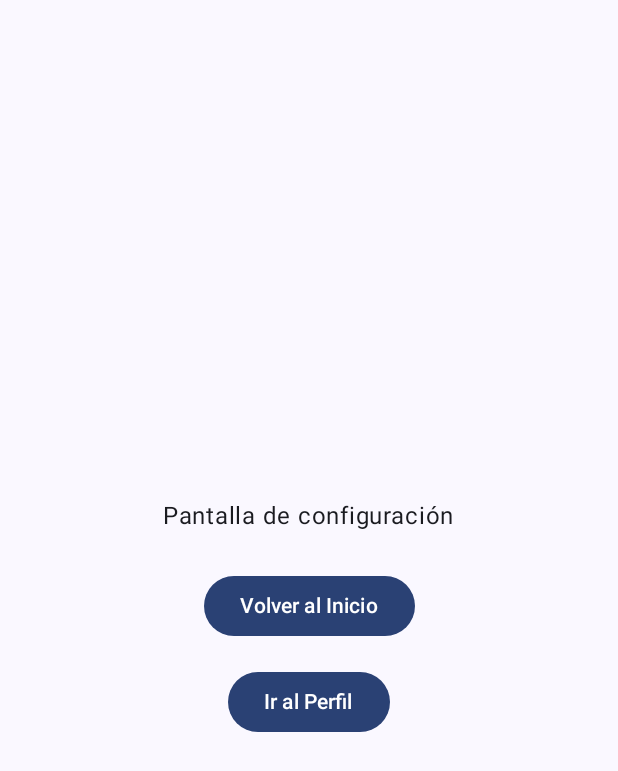
After one commit to DiegoLeonDuoc/App-Movil, an Android app built with Jetpack Compose: the ExplorarScreen screen opened through its navigation route, on a phone screen of 412 x 824 dp. The commit adds this screen. Shown: the top 771 px of the screen. Run offline under Robolectric (Android 15) with nearby library versions, the phone set to English and light mode, and no system bars.

Commit message:
Add BottomBar | Temp Explorar Screen

```diff
--- a/app/src/main/java/com/example/teamusic_grupo11/navigation/AppNavigation.kt
+++ b/app/src/main/java/com/example/teamusic_grupo11/navigation/AppNavigation.kt
@@ -9,6 +9,7 @@ import androidx.lifecycle.viewmodel.compose.viewModel
 import androidx.navigation.compose.NavHost
 import androidx.navigation.compose.composable
 import androidx.navigation.compose.rememberNavController
+import com.example.teamusic_grupo11.ui.screens.ExplorarScreen
 import com.example.teamusic_grupo11.ui.screens.HomeScreen
 import com.example.teamusic_grupo11.ui.screens.ProfileScreen
 import com.example.teamusic_grupo11.ui.screens.RegistroScreen
@@ -72,5 +73,8 @@ fun AppNavigation() {
         composable(Screen.Registro.route) {
             RegistroScreen(navController,usuarioViewModel)
         }
+        composable(Screen.Explore.route) {
+            ExplorarScreen(navController, viewModel = viewModel)
+        }
     }
 }
--- a/app/src/main/java/com/example/teamusic_grupo11/navigation/Screen.kt
+++ b/app/src/main/java/com/example/teamusic_grupo11/navigation/Screen.kt
@@ -8,16 +8,18 @@ sealed class Screen(val route: String) {
     // Si usas una versión anterior de Kotlin, usa 'object' en su lugar.
 
     // Representa la ruta a la pantalla de Inicio.
-    data object Home : Screen(route = "home_page")
+    data object Home : Screen(route = "home")
 
     // Representa la ruta a la pantalla de Configuración.
-    data object Profile : Screen(route = "profile_page")
+    data object Profile : Screen(route = "profile")
 
-    data object Settings : Screen(route = "settings_page")
+    data object Settings : Screen(route = "settings")
 
-    data object Resumen : Screen(route = "resumen_page")
+    data object Explore : Screen(route = "explorar")
 
-    data object Registro : Screen(route = "registro_page")
+    data object Resumen : Screen(route = "resumen")
+
+    data object Registro : Screen(route = "registro ")
 
     // Ejemplos de Rutas con Argumentos (No usados en este ejercicio, pero importante)
     // Usamos 'data class' para encapsular los argumentos.
--- /dev/null
+++ b/app/src/main/java/com/example/teamusic_grupo11/ui/components/BottomBar.kt
@@ -0,0 +1,65 @@
+package com.example.teamusic_grupo11.ui.components
+
+import androidx.compose.material.icons.Icons
+import androidx.compose.material.icons.filled.Home
+import androidx.compose.material.icons.filled.Person
+import androidx.compose.material.icons.filled.Search
+import androidx.compose.material3.Icon
+import androidx.compose.material3.NavigationBar
+import androidx.compose.material3.NavigationBarItem
+import androidx.compose.material3.Text
+import androidx.compose.runtime.Composable
+import androidx.compose.ui.graphics.vector.ImageVector
+import com.example.teamusic_grupo11.navigation.Screen
+
+// BottomBar.kt
+@Composable
+fun BottomBar(
+    currentDestination: String?,
+    onNavigate: (String) -> Unit
+) {
+    NavigationBar {
+        val items = listOf(
+            BottomNavItem(
+                route = Screen.Home.route,
+                title = "Inicio",
+                icon = Icons.Default.Home,
+                contentDescription = "Pantalla de inicio"
+            ),
+            BottomNavItem(
+                route = Screen.Explore.route,
+                title = "Explorar",
+                icon = Icons.Default.Search,
+                contentDescription = "Pantalla de exploración"
+            ),
+            BottomNavItem(
+                route = Screen.Profile.route,
+                title = "Perfil",
+                icon = Icons.Default.Person,
+                contentDescription = "Pantalla de perfil"
+            )
+        )
+
+        items.forEach { item ->
+            NavigationBarItem(
+                selected = currentDestination == item.route,
+                onClick = { onNavigate(item.route) },
+                icon = {
+                    Icon(
+                        imageVector = item.icon,
+                        contentDescription = item.contentDescription
+                    )
+                },
+                label = { Text(text = item.title) },
+                alwaysShowLabel = true
+            )
+        }
+    }
+}
+
+data class BottomNavItem(
+    val route: String,
+    val title: String,
+    val icon: ImageVector,
+    val contentDescription: String
+)
--- /dev/null
+++ b/app/src/main/java/com/example/teamusic_grupo11/ui/screens/ExplorarScreen.kt
@@ -0,0 +1,55 @@
+package com.example.teamusic_grupo11.ui.screens
+
+import androidx.compose.foundation.layout.Arrangement
+import androidx.compose.foundation.layout.Column
+import androidx.compose.foundation.layout.Spacer
+import androidx.compose.foundation.layout.fillMaxSize
+import androidx.compose.foundation.layout.height
+import androidx.compose.foundation.layout.padding
+import androidx.compose.material3.Button
+import androidx.compose.material3.Text
+import androidx.compose.runtime.Composable
+import androidx.compose.ui.Alignment
+import androidx.compose.ui.Modifier
+import androidx.compose.ui.unit.dp
+import androidx.navigation.NavController
+import com.example.teamusic_grupo11.navigation.Screen
+import com.example.teamusic_grupo11.viewmodel.MainViewModel
+
+@Composable
+fun ExplorarScreen(
+    navController: NavController,   // Controlador de navegación para moverse entre pantallas
+    viewModel: MainViewModel        // ViewModel que centraliza la navegación
+) {
+    // Estructura visual centralizada
+    Column(
+        modifier = Modifier
+            .fillMaxSize()
+            .padding(16.dp),
+        verticalArrangement = Arrangement.Center,
+        horizontalAlignment = Alignment.CenterHorizontally
+    ) {
+        // Título
+        Text(text = "Pantalla de configuración")
+        Spacer(modifier = Modifier.height(24.dp))
+
+        // Botón para volver a home
+        Button(
+            onClick = {
+                viewModel.navigateTo(Screen.Home)
+            }
+        ) {
+            Text("Volver al Inicio")
+        }
+        Spacer(modifier = Modifier.height(16.dp))
+
+        // Botón para ir al perfil
+        Button(
+            onClick = {
+                viewModel.navigateTo(Screen.Profile)
+            }
+        ) {
+            Text("Ir al Perfil")
+        }
+    }
+}
--- a/app/src/main/java/com/example/teamusic_grupo11/ui/screens/HomeScreen.kt
+++ b/app/src/main/java/com/example/teamusic_grupo11/ui/screens/HomeScreen.kt
@@ -41,9 +41,12 @@ import androidx.compose.ui.unit.dp
 import androidx.compose.ui.text.style.TextAlign
 import androidx.lifecycle.viewmodel.compose.viewModel
 import androidx.navigation.NavController
+import androidx.navigation.Navigation
+import com.example.teamusic_grupo11.navigation.NavigationEvent
 import com.example.teamusic_grupo11.navigation.Screen
 import com.example.teamusic_grupo11.viewmodel.MainViewModel
 import kotlinx.coroutines.launch
+import com.example.teamusic_grupo11.ui.components.BottomBar
 
 @OptIn(ExperimentalMaterial3Api::class)
 @Composable
@@ -103,6 +106,20 @@ fun HomeScreen(
                             scope.launch { drawerState.open() }
                         }) {
                             Icon(Icons.Default.Menu, contentDescription = "Menú")
+                        }
+                    }
+                )
+            },
+            bottomBar = {
+                BottomBar(
+                    currentDestination = navController.currentDestination?.route,
+                    onNavigate = {
+                        navController.navigate(it) {
+                            popUpTo(navController.graph.startDestinationId) {
+                                saveState = true
+                            }
+                            launchSingleTop = true
+                            restoreState = true
                         }
                     }
                 )
@@ -195,6 +212,8 @@ fun HomeScreen(
                 // Spacer flexible para empujar el contenido hacia arriba si hay espacio extra
                 Spacer(modifier = Modifier.weight(1f))
             }
+
+
         }
     }
 }
--- a/app/src/main/res/values/strings.xml
+++ b/app/src/main/res/values/strings.xml
@@ -1,3 +1,4 @@
+<?xml version="1.0" encoding="utf-8"?>
 <resources>
-    <string name="app_name">AppNombre_GrupoX</string>
+    <string name="app_name">TeaMusic</string>
 </resources>
```
Also changed, not shown: 3 other files.
